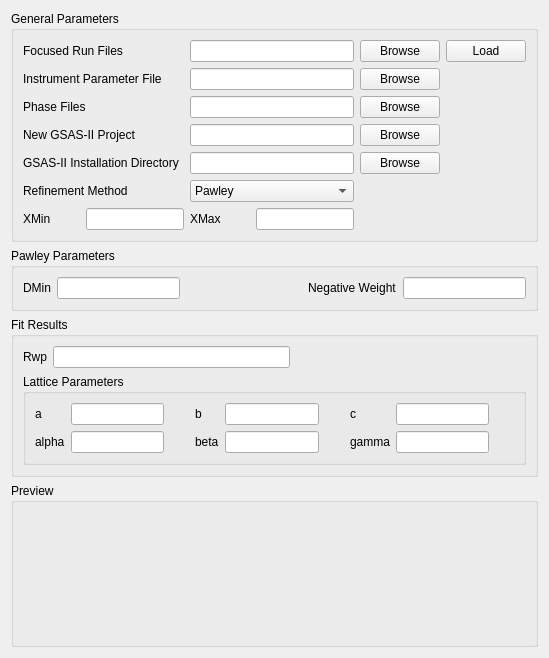
Above: qt/scientific_interfaces/EnggDiffraction/EnggDiffractionQtTabGSAS.ui from mantidproject/mantid before the change. Below: the same form after it.
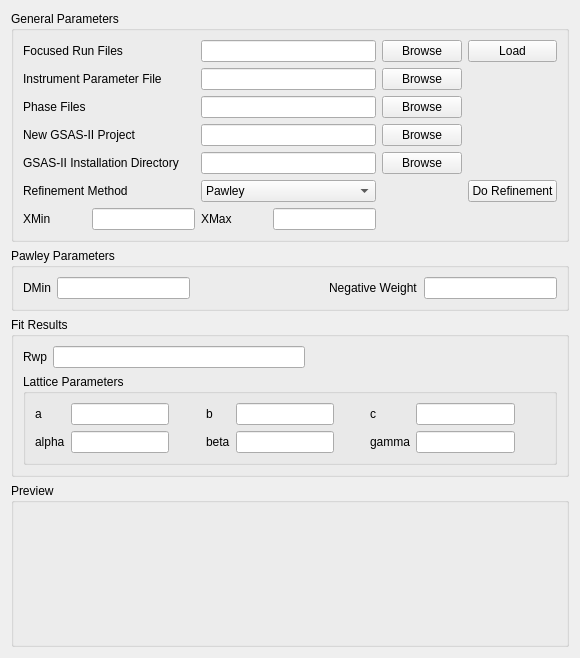
That is the form after the change.

Commit message: Re #15552 Add button to do refinement

```diff
--- a/qt/scientific_interfaces/EnggDiffraction/EnggDiffractionQtTabGSAS.ui
+++ b/qt/scientific_interfaces/EnggDiffraction/EnggDiffractionQtTabGSAS.ui
@@ -6,7 +6,7 @@
    <rect>
     <x>0</x>
     <y>0</y>
-    <width>549</width>
+    <width>580</width>
     <height>658</height>
    </rect>
   </property>
@@ -217,6 +217,13 @@
         </item>
        </layout>
       </item>
+      <item row="5" column="3">
+       <widget class="QPushButton" name="pushButton_doRefinement">
+        <property name="text">
+         <string>Do Refinement</string>
+        </property>
+       </widget>
+      </item>
      </layout>
     </widget>
    </item>
```
The commit also changes 6 other files.
